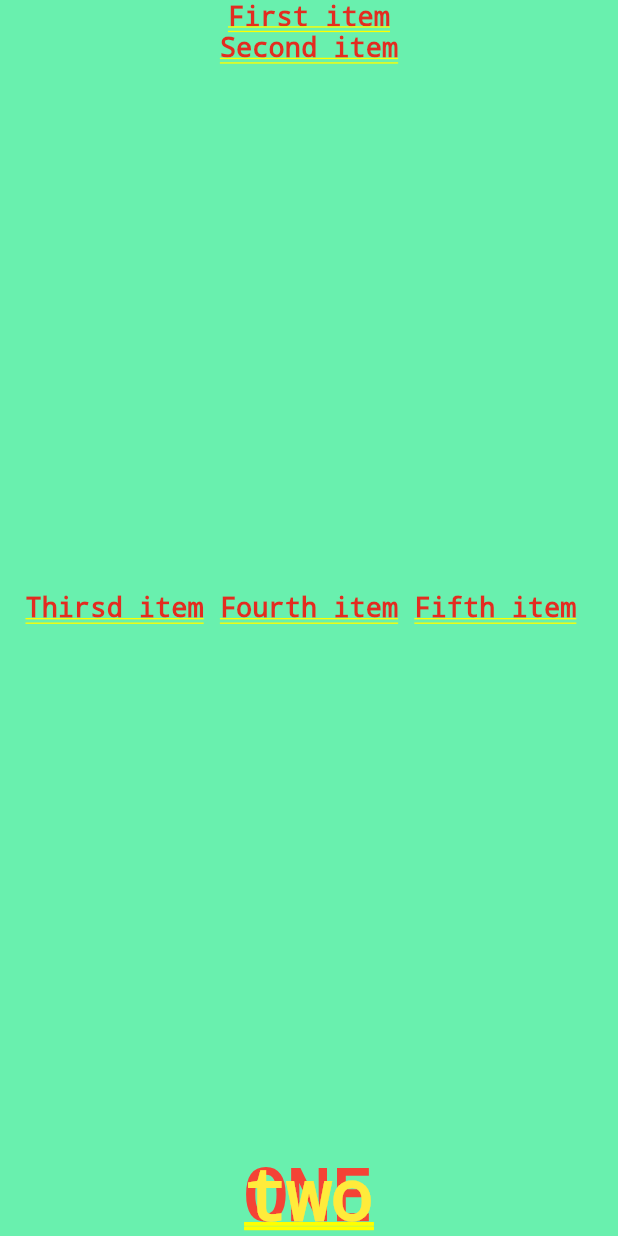
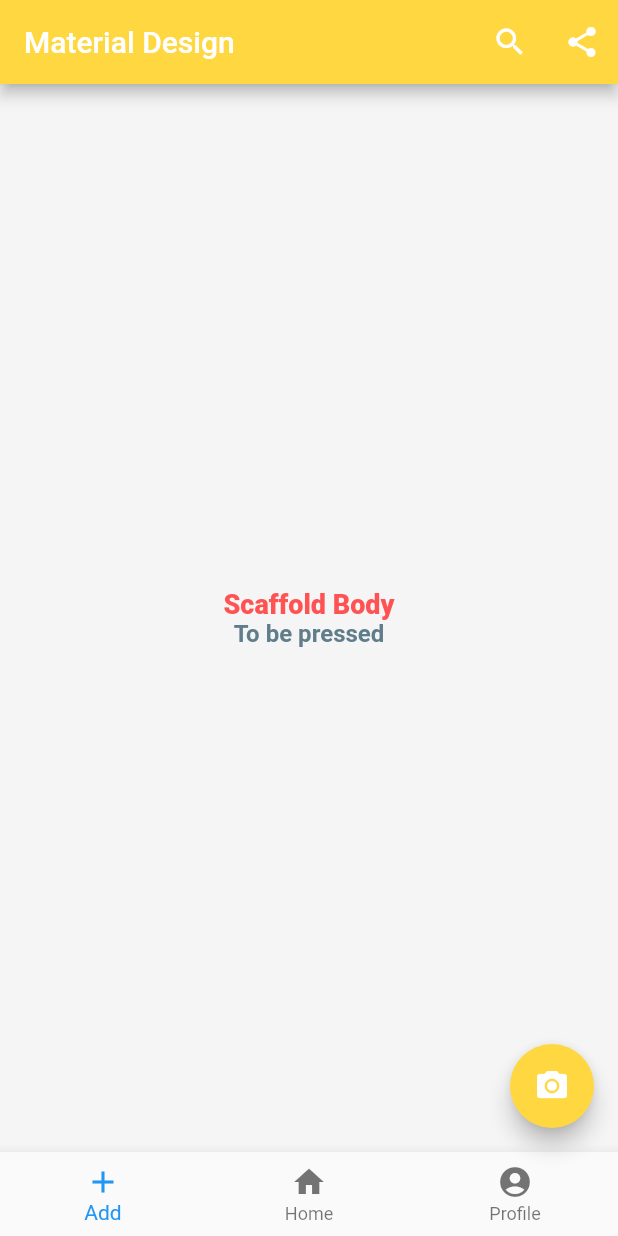
Before and after one commit to NadjibSb/Flutter-UdemyCourse, a Flutter app: the screen it shows after launch, on a phone screen of 412 x 824 dp. Run offline on Flutter 3.47's test engine with Material 2 defaults, Android fonts, the phone set to English and light mode, and no system bars.

Commit message:
Scaffold widget

```diff
--- a/lib/main.dart
+++ b/lib/main.dart
@@ -1,11 +1,14 @@
 import 'package:flutter/material.dart';
+import './ui/welcome_home.dart';
 import 'package:hello_world/ui/layouts.dart';
-import './ui/welcome_home.dart';
+import 'package:hello_world/ui/material_design.dart';
+
 
 void main() {
   runApp(new MaterialApp(
     title: "Welcome App - Layouts",
     //home: new Welcome(),
-    home: new Layouts(),
+    //home: new Layouts(),
+    home: new MaterialDesign(),
   ));
 }
--- /dev/null
+++ b/lib/ui/material_design.dart
@@ -0,0 +1,72 @@
+import 'package:flutter/material.dart';
+
+class MaterialDesign extends StatelessWidget {
+  @override
+  Widget build(BuildContext context) {
+    return new Scaffold(
+
+      appBar: new AppBar(
+        backgroundColor: Colors.amberAccent,
+        title: new Text("Material Design"),
+        actions: <Widget>[
+
+          new IconButton(
+              icon: new Icon(Icons.search),
+              onPressed: () => debugPrint("search")),
+
+          new IconButton(icon: new Icon(Icons.share), onPressed: _onShare)
+        ],
+      ),
+
+      backgroundColor: Colors.grey.shade100,
+      body: new Container(
+          alignment: Alignment.center,
+
+          child: Column(
+            mainAxisAlignment: MainAxisAlignment.center,
+            children: <Widget>[
+
+              new Text(
+                "Scaffold Body",
+                style: new TextStyle(
+                    fontSize: 18,
+                    fontWeight: FontWeight.w900,
+                    color: Colors.redAccent),
+              ),
+
+              new InkWell(
+                child: new Text(
+                  "To be pressed",
+                  style: new TextStyle(
+                      fontSize: 16,
+                      fontWeight: FontWeight.w600,
+                      color: Colors.blueGrey),
+                ),
+                onTap: () => debugPrint("Button pressed !!"),
+              )
+            ],
+          )),
+
+      bottomNavigationBar: new BottomNavigationBar(
+        items: [
+          new BottomNavigationBarItem(
+              icon: new Icon(Icons.add), title: new Text("Add")),
+          new BottomNavigationBarItem(
+              icon: new Icon(Icons.home), title: new Text("Home")),
+          new BottomNavigationBarItem(
+              icon: new Icon(Icons.account_circle), title: new Text("Profile"))
+        ],
+        onTap: (int index) => debugPrint("Tab pressed index : $index"),
+      ),
+
+      floatingActionButton: new FloatingActionButton(
+        onPressed: () => debugPrint("Float button pressed !!"),
+        backgroundColor: Colors.amberAccent,
+        tooltip: "Camera",
+        child: new Icon(Icons.camera_alt),
+      ),
+    );
+  }
+
+  void _onShare() => debugPrint("share");
+}
```
